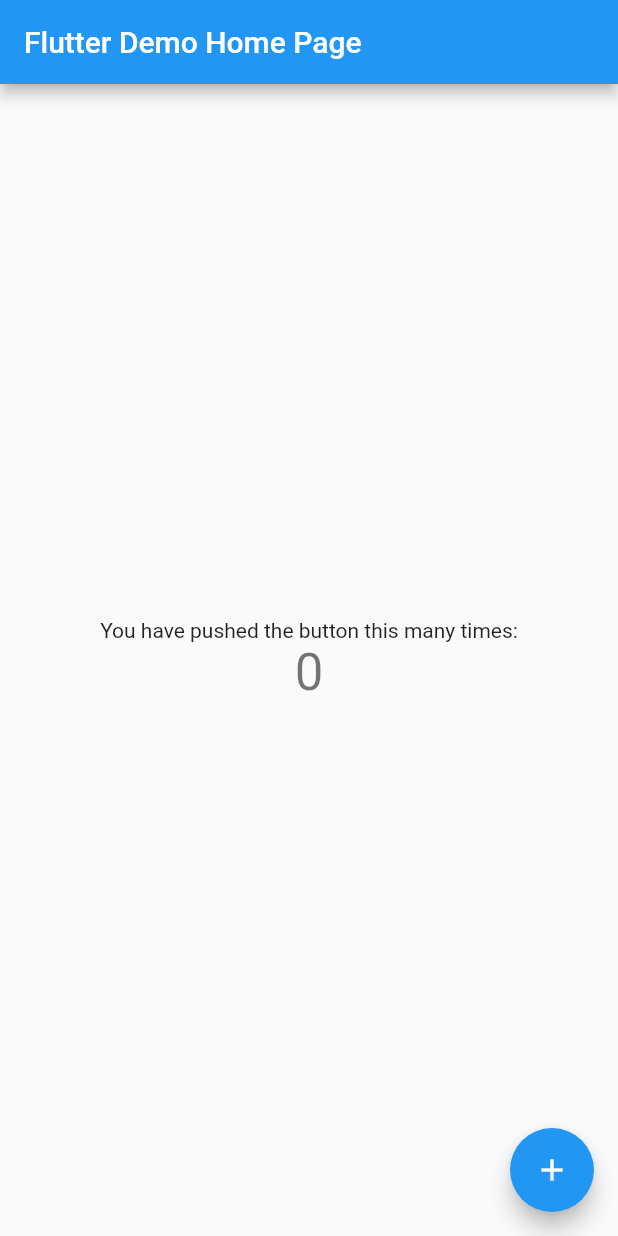
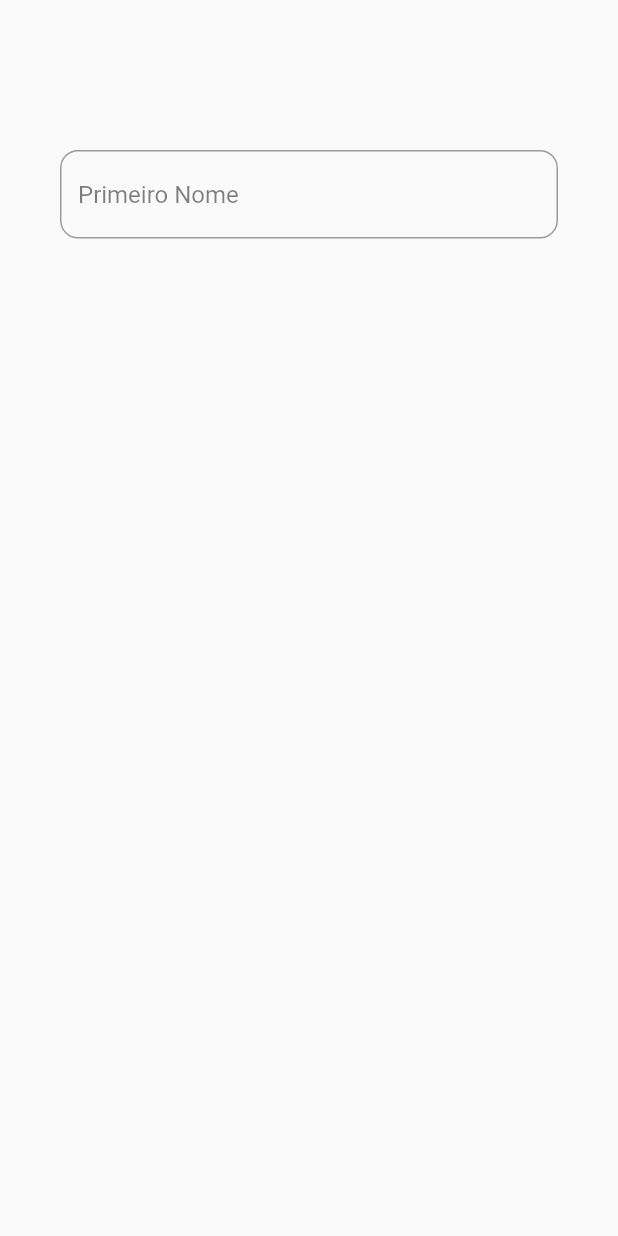
Before and after one commit to FabioZvir/care_time, a Flutter app: the screen it shows after launch, on a phone screen of 412 x 824 dp. Run offline on Flutter 3.47's test engine with Material 2 defaults, Android fonts, the phone set to English and light mode, and no system bars.

Commit message:
Criando primeirno nome

```diff
--- /dev/null
+++ b/lib/cadastro_page/cadastro_page.dart
@@ -0,0 +1,33 @@
+import 'package:flutter/material.dart';
+
+class CadastrOpage extends StatefulWidget {
+  const CadastrOpage({Key? key}) : super(key: key);
+
+  @override
+  State<CadastrOpage> createState() => _CadastrOpageState();
+}
+
+class _CadastrOpageState extends State<CadastrOpage> {
+  @override
+  Widget build(BuildContext context) {
+    return Column(
+      children: [
+        Builder(builder: (context) {
+          return Padding(
+            padding: const EdgeInsets.symmetric(vertical: 100, horizontal: 40),
+            child: TextFormField(
+              decoration: InputDecoration(
+                  border: OutlineInputBorder(
+                    borderRadius: BorderRadius.all(
+                      Radius.circular(12),
+                    ),
+                  ),
+                  hintText: "Primeiro Nome",
+                  hintStyle: TextStyle(color: Color.fromRGBO(0, 0, 0, 0.5))),
+            ),
+          );
+        })
+      ],
+    );
+  }
+}
--- a/lib/main.dart
+++ b/lib/main.dart
@@ -1,4 +1,5 @@
 import 'package:flutter/material.dart';
+import 'package:flutter_application_1/cadastro_page/cadastro_page.dart';
 
 void main() {
   runApp(const MyApp());
@@ -7,109 +8,10 @@ void main() {
 class MyApp extends StatelessWidget {
   const MyApp({Key? key}) : super(key: key);
 
-  // This widget is the root of your application.
   @override
   Widget build(BuildContext context) {
-    return MaterialApp(
-      title: 'Flutter Demo',
-      theme: ThemeData(
-        // This is the theme of your application.
-        //
-        // Try running your application with "flutter run". You'll see the
-        // application has a blue toolbar. Then, without quitting the app, try
-        // changing the primarySwatch below to Colors.green and then invoke
-        // "hot reload" (press "r" in the console where you ran "flutter run",
-        // or simply save your changes to "hot reload" in a Flutter IDE).
-        // Notice that the counter didn't reset back to zero; the application
-        // is not restarted.
-        primarySwatch: Colors.blue,
-      ),
-      home: const MyHomePage(title: 'Flutter Demo Home Page'),
+    return const MaterialApp(
+      home: Material(child: CadastrOpage()),
     );
   }
 }
-
-class MyHomePage extends StatefulWidget {
-  const MyHomePage({Key? key, required this.title}) : super(key: key);
-
-  // This widget is the home page of your application. It is stateful, meaning
-  // that it has a State object (defined below) that contains fields that affect
-  // how it looks.
-
-  // This class is the configuration for the state. It holds the values (in this
-  // case the title) provided by the parent (in this case the App widget) and
-  // used by the build method of the State. Fields in a Widget subclass are
-  // always marked "final".
-
-  final String title;
-
-  @override
-  State<MyHomePage> createState() => _MyHomePageState();
-}
-
-class _MyHomePageState extends State<MyHomePage> {
-  int _counter = 0;
-
-  void _incrementCounter() {
-    setState(() {
-      // This call to setState tells the Flutter framework that something has
-      // changed in this State, which causes it to rerun the build method below
-      // so that the display can reflect the updated values. If we changed
-      // _counter without calling setState(), then the build method would not be
-      // called again, and so nothing would appear to happen.
-      _counter++;
-    });
-  }
-
-  @override
-  Widget build(BuildContext context) {
-    // This method is rerun every time setState is called, for instance as done
-    // by the _incrementCounter method above.
-    //
-    // The Flutter framework has been optimized to make rerunning build methods
-    // fast, so that you can just rebuild anything that needs updating rather
-    // than having to individually change instances of widgets.
-    return Scaffold(
-      appBar: AppBar(
-        // Here we take the value from the MyHomePage object that was created by
-        // the App.build method, and use it to set our appbar title.
-        title: Text(widget.title),
-      ),
-      body: Center(
-        // Center is a layout widget. It takes a single child and positions it
-        // in the middle of the parent.
-        child: Column(
-          // Column is also a layout widget. It takes a list of children and
-          // arranges them vertically. By default, it sizes itself to fit its
-          // children horizontally, and tries to be as tall as its parent.
-          //
-          // Invoke "debug painting" (press "p" in the console, choose the
-          // "Toggle Debug Paint" action from the Flutter Inspector in Android
-          // Studio, or the "Toggle Debug Paint" command in Visual Studio Code)
-          // to see the wireframe for each widget.
-          //
-          // Column has various properties to control how it sizes itself and
-          // how it positions its children. Here we use mainAxisAlignment to
-          // center the children vertically; the main axis here is the vertical
-          // axis because Columns are vertical (the cross axis would be
-          // horizontal).
-          mainAxisAlignment: MainAxisAlignment.center,
-          children: <Widget>[
-            const Text(
-              'You have pushed the button this many times:',
-            ),
-            Text(
-              '$_counter',
-              style: Theme.of(context).textTheme.headline4,
-            ),
-          ],
-        ),
-      ),
-      floatingActionButton: FloatingActionButton(
-        onPressed: _incrementCounter,
-        tooltip: 'Increment',
-        child: const Icon(Icons.add),
-      ), // This trailing comma makes auto-formatting nicer for build methods.
-    );
-  }
-}
```
Also changed, not shown: pubspec.yaml (+2 -65 lines), 4 other files.
